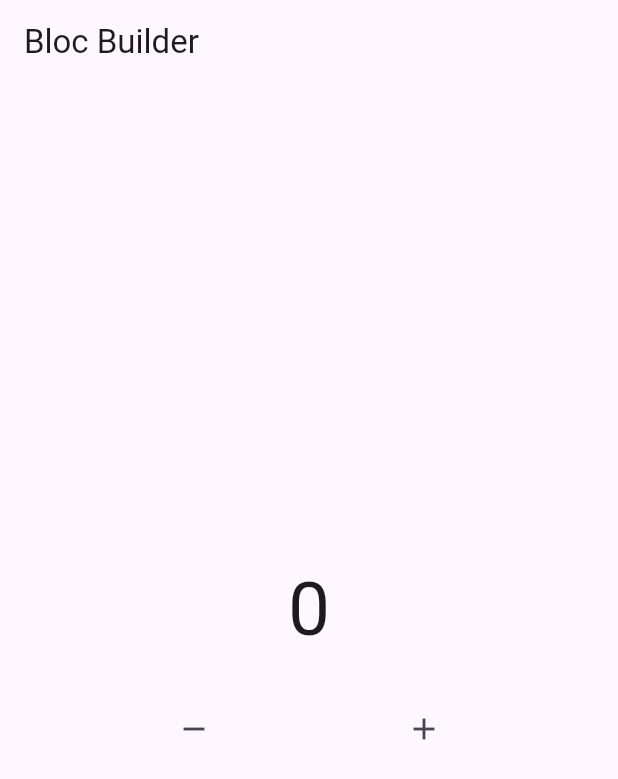
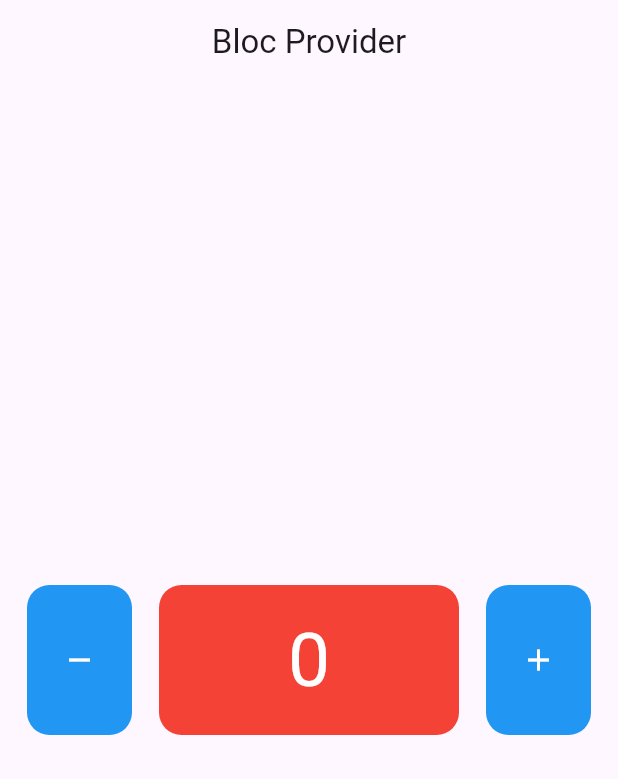
Before and after one commit to Arieffirms/Bloc, a Flutter app: the screen it shows after launch, on a phone screen of 412 x 824 dp. Shown: the top 779 px of the screen. Run offline on Flutter 3.47's test engine with Material 3 defaults, Android fonts, the phone set to English and light mode, and no system bars; our stand-ins replace bloc, flutter_bloc.

Commit message:
materi 4

```diff
--- a/lib/main.dart
+++ b/lib/main.dart
@@ -1,8 +1,13 @@
 // import 'package:bloc_test/materi/02_bloc_cubit.dart';
 // import 'package:bloc_test/materi/03_bloc_observer_cubit.dart';
-import 'package:bloc_test/materi/04_bloc_builder.dart';
+// import 'package:bloc_test/materi/04_bloc_builder.dart';
+// import 'package:bloc_test/materi/05_bloc_consumer.dart';
 // import 'package:bloc_test/materi/bloc_stream.dart';
+// import 'package:bloc_test/materi/06_bloc_listener%20copy.dart';
+import 'package:bloc_test/materi/04_bloc/counter.dart';
+import 'package:bloc_test/materi/07_bloc_provider.dart';
 import 'package:flutter/material.dart';
+import 'package:flutter_bloc/flutter_bloc.dart';
 
 void main() {
   runApp(const MyApp());
@@ -14,9 +19,12 @@ class MyApp extends StatelessWidget {
   // This widget is the root of your application.
   @override
   Widget build(BuildContext context) {
-    return MaterialApp(
-      debugShowCheckedModeBanner: false,
-      home: BlocBuildersLearn(),
+    return BlocProvider(
+      create: (context) => Counter(),
+      child: const MaterialApp(
+        debugShowCheckedModeBanner: false,
+        home: BlocProviderLearn(),
+      ),
     );
   }
 }
--- /dev/null
+++ b/lib/materi/07_bloc_provider.dart
@@ -0,0 +1,69 @@
+import 'package:bloc_test/materi/04_bloc/counter.dart';
+import 'package:bloc_test/materi/07_wiget/data_widget.dart';
+import 'package:flutter/material.dart';
+import 'package:flutter_bloc/flutter_bloc.dart';
+
+// ignore: must_be_immutable
+class BlocProviderLearn extends StatelessWidget {
+  const BlocProviderLearn({super.key});
+
+  // ini adalah initial counter data
+  // Counter myCounter = Counter();
+
+  @override
+  Widget build(BuildContext context) {
+    Counter myCounter = BlocProvider.of<Counter>(context);
+    return Scaffold(
+      appBar: AppBar(
+        title: const Text("Bloc Provider"),
+        centerTitle: true,
+      ),
+      body: Column(
+        mainAxisAlignment: MainAxisAlignment.center,
+        children: [
+          Row(
+            mainAxisAlignment: MainAxisAlignment.spaceEvenly,
+            children: [
+              // PushButton -
+              Material(
+                borderRadius: BorderRadius.circular(15),
+                color: Colors.blue,
+                child: InkWell(
+                  onTap: () => myCounter.decrement(),
+                  borderRadius: BorderRadius.circular(15),
+                  child: const SizedBox(
+                      height: 100,
+                      width: 70,
+                      child: Icon(
+                        Icons.remove,
+                        color: Colors.white,
+                      )),
+                ),
+              ),
+              // widget data counter
+              DataWidget(),
+              // PushButton +
+              Material(
+                color: Colors.blue,
+                borderRadius: BorderRadius.circular(15),
+                child: InkWell(
+                  borderRadius: BorderRadius.circular(15),
+                  onTap: () => myCounter.increment(),
+                  // highlightColor: Colors.amber,
+                  child: const SizedBox(
+                    height: 100,
+                    width: 70,
+                    child: Icon(
+                      Icons.add,
+                      color: Colors.white,
+                    ),
+                  ),
+                ),
+              ),
+            ],
+          ),
+        ],
+      ),
+    );
+  }
+}
--- /dev/null
+++ b/lib/materi/07_wiget/center_widget.dart
@@ -0,0 +1,24 @@
+import 'package:bloc_test/materi/04_bloc/counter.dart';
+import 'package:flutter/material.dart';
+import 'package:flutter_bloc/flutter_bloc.dart';
+
+class CenterWidget extends StatelessWidget {
+  const CenterWidget({
+    super.key,
+  });
+
+  @override
+  Widget build(BuildContext context) {
+    return Center(
+      child: BlocBuilder<Counter, int>(
+        bloc: BlocProvider.of<Counter>(context),
+        builder: (context, state) {
+          return Text(
+            "$state",
+            style: const TextStyle(fontSize: 50, color: Colors.white),
+          );
+        },
+      ),
+    );
+  }
+}
--- /dev/null
+++ b/lib/materi/07_wiget/data_widget.dart
@@ -0,0 +1,21 @@
+import 'package:bloc_test/materi/07_wiget/center_widget.dart';
+import 'package:flutter/material.dart';
+
+class DataWidget extends StatelessWidget {
+  DataWidget({
+    super.key,
+  });
+
+  @override
+  Widget build(BuildContext context) {
+    return Container(
+      height: 100,
+      width: 200,
+      decoration: BoxDecoration(
+        color: Colors.red,
+        borderRadius: BorderRadius.circular(15),
+      ),
+      child: CenterWidget(),
+    );
+  }
+}
```
Also changed, not shown: lib/materi/05_bloc_consumer.dart (added, +67 -0 lines), lib/materi/06_bloc_listener copy.dart (added, +71 -0 lines).
